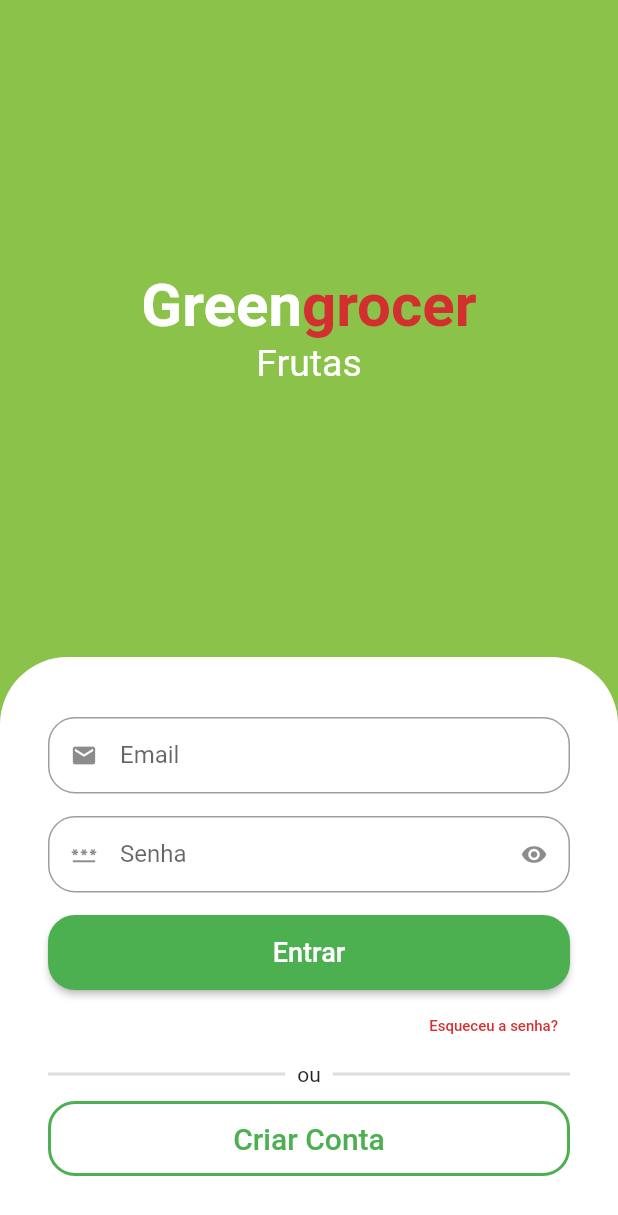
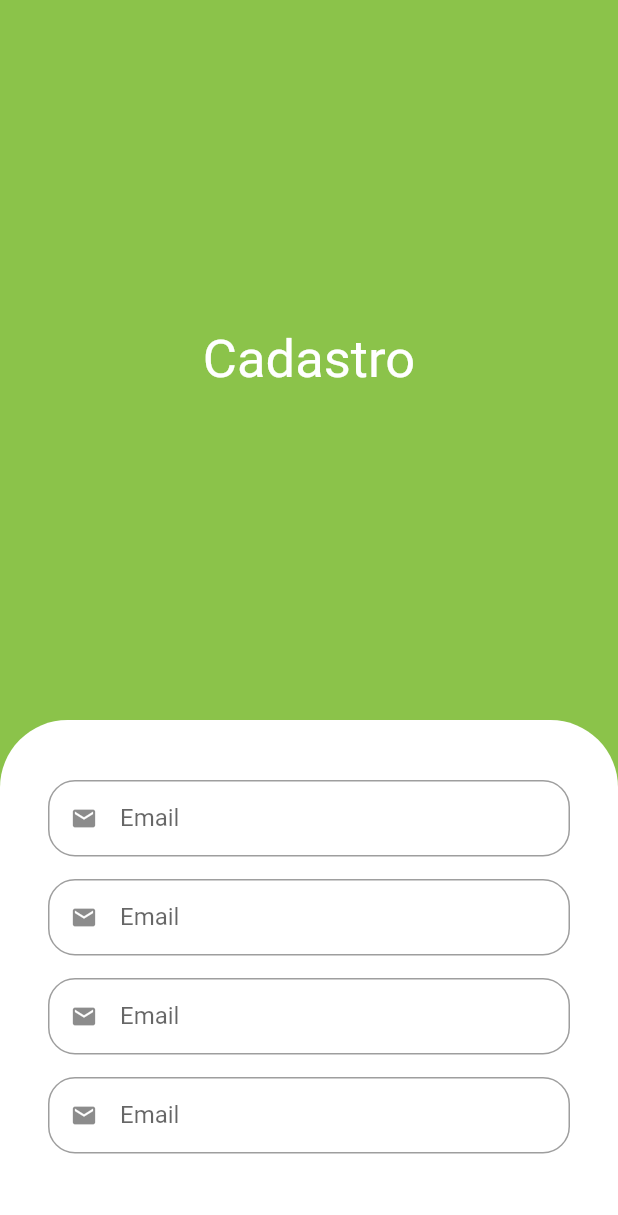
Before and after one commit to JackLopes/flutter_appquitanda, a Flutter app: the screen it shows after launch, after a tap on "Criar Conta", on a phone screen of 412 x 824 dp. Shown: the top 1215 px of the screen. Run offline on Flutter 3.47's test engine with Material 2 defaults, Android fonts, the phone set to English and light mode, and no system bars; drawn by our look-alikes of animated_text_kit.

Commit message:
criando a tela de cadastro

```diff
--- a/lib/src/auth/sign_in_screen.dart
+++ b/lib/src/auth/sign_in_screen.dart
@@ -1,3 +1,4 @@
+import 'package:appquitanda/src/auth/sign_up_screen.dart';
 import 'package:appquitanda/src/config/custom_colors.dart';
 import 'package:flutter/material.dart';
 import 'package:animated_text_kit/animated_text_kit.dart';
@@ -9,9 +10,17 @@ class SignInScreen extends StatelessWidget {
 
   @override
   Widget build(BuildContext context) {
+    //pegando atributo de tamanho da tela atraves do Mediaquery (altura e largura)
+    final size = MediaQuery.of(context).size;
     return Scaffold(
       backgroundColor: CustomColors.customSwatchColor,
-      body: Column(
+      //Possibiliar maxima extensão atraves do scroll
+      body: SingleChildScrollView(
+        //Limitar tamanho da tela
+        child: SizedBox(
+          height: size.height,
+          width: size.width,
+          child: Column(
             children: [
               Expanded(
                 child: Column(
@@ -102,6 +111,7 @@ class SignInScreen extends StatelessWidget {
                       ),
                     ),
                     //Align Widget para forçar um alinhamento
+
                     Align(
                       alignment: Alignment.centerRight,
                       child: TextButton(
@@ -140,7 +150,7 @@ class SignInScreen extends StatelessWidget {
                     ),
                     SizedBox(
                       height: 50,
-//Botão so para bordas
+                             //Botão só para bordas
                       child: OutlinedButton(
                         style: OutlinedButton.styleFrom(
                           //customizar bordar
@@ -153,7 +163,14 @@ class SignInScreen extends StatelessWidget {
                          ),
 
                         ),
-                    onPressed: () {},
+         //Botão Criar Conta
+                        onPressed: () {
+                          Navigator.of(context).push(
+                            MaterialPageRoute(builder: (context){
+                              return const SignUpScreen();
+                            })
+                          );
+                        },
                         child: const Text('Criar Conta', style: TextStyle(fontSize: 20,color: Colors.green),),
                       ),
                     ),
@@ -162,6 +179,8 @@ class SignInScreen extends StatelessWidget {
               ),
             ],
           ),
+        ),
+      ),
     );
   }
 }
--- /dev/null
+++ b/lib/src/auth/sign_up_screen.dart
@@ -0,0 +1,50 @@
+import 'package:appquitanda/src/config/custom_colors.dart';
+import 'package:flutter/material.dart';
+
+import 'component/custom_text_field.dart';
+
+class SignUpScreen extends StatelessWidget {
+  const SignUpScreen({Key? key}) : super(key: key);
+
+  @override
+  Widget build(BuildContext context) {
+    return Scaffold(
+      backgroundColor: CustomColors.customSwatchColor,
+      body: Column(
+        children:  [
+          const Expanded(
+            child: Center(
+              child: Text(
+                'Cadastro',
+                style: TextStyle(
+                  color: Colors.white,
+                  fontSize: 35,
+                ),
+              ),
+            ),
+          ),
+          Container(
+            padding: const EdgeInsets.symmetric(vertical: 40, horizontal: 32),
+            decoration: const BoxDecoration(
+              color: Colors.white,
+              borderRadius: BorderRadius.vertical(
+                top:Radius.circular(45),
+              )
+
+            ),
+            child: Column(
+              children: const [
+                CustomTexField(icone: Icons.email, label: 'Email'),
+                CustomTexField(icone: Icons.email, label: 'Email'),
+                CustomTexField(icone: Icons.email, label: 'Email'),
+                CustomTexField(icone: Icons.email, label: 'Email'),
+
+              ],
+            ),
+          )
+
+        ],
+      ),
+    );
+  }
+}
```
Lines whose indentation alone changed are shown as unchanged.
